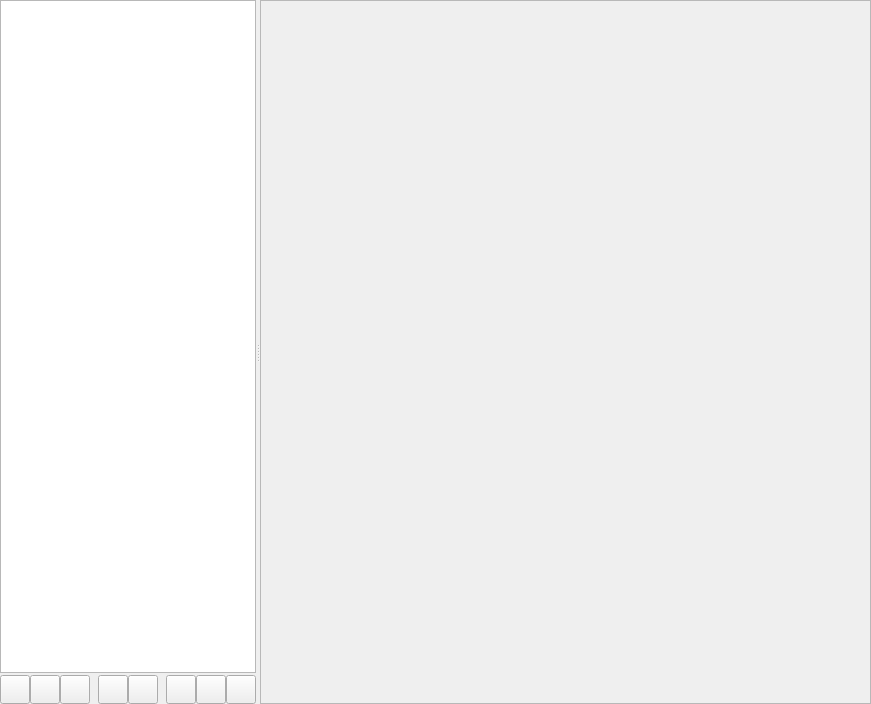
bombyx3d/bombyx3d, file tools/resbuild/MainWindow.ui: the form before one commit.
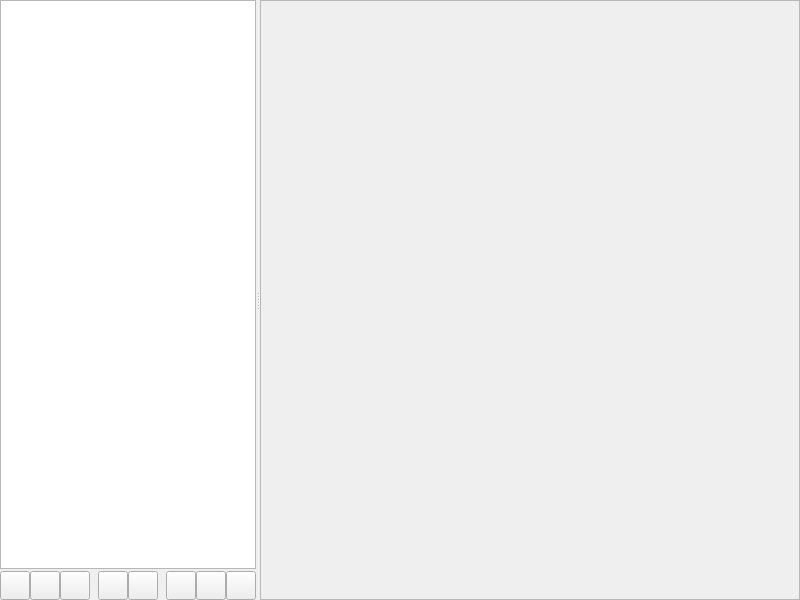
The form after the commit. Icons and pictures are not drawn.

What changed in the file:
```diff
--- a/tools/resbuild/MainWindow.ui
+++ b/tools/resbuild/MainWindow.ui
@@ -6,8 +6,8 @@
    <rect>
     <x>0</x>
     <y>0</y>
-    <width>871</width>
-    <height>704</height>
+    <width>800</width>
+    <height>600</height>
    </rect>
   </property>
   <property name="windowTitle">
@@ -34,7 +34,7 @@
      <property name="childrenCollapsible">
       <bool>false</bool>
      </property>
-     <widget class="QWidget" name="">
+     <widget class="QWidget" name="layoutWidget">
       <layout class="QVBoxLayout" name="uiLeftLayout">
        <property name="spacing">
         <number>2</number>
@@ -301,8 +301,8 @@
         <rect>
          <x>0</x>
          <y>0</y>
-         <width>606</width>
-         <height>702</height>
+         <width>535</width>
+         <height>598</height>
         </rect>
        </property>
       </widget>
```
Left out of the diff: 27 changed lines with no effect on the pictures.
